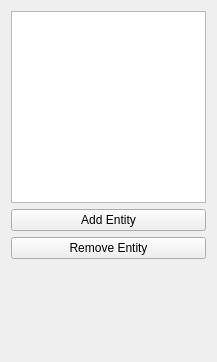
This is dia2/hierarchy.ui in albertllopart/QT-Projects as Qt 5 draws it before an edit. The edited form follows.
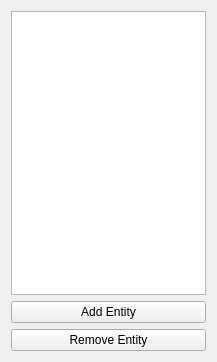
This is the edited form.

Patch:
```diff
--- a/dia2/hierarchy.ui
+++ b/dia2/hierarchy.ui
@@ -31,19 +31,6 @@
      </property>
     </widget>
    </item>
-   <item>
-    <spacer name="verticalSpacer">
-     <property name="orientation">
-      <enum>Qt::Vertical</enum>
-     </property>
-     <property name="sizeHint" stdset="0">
-      <size>
-       <width>20</width>
-       <height>40</height>
-      </size>
-     </property>
-    </spacer>
-   </item>
   </layout>
  </widget>
  <resources/>
```
